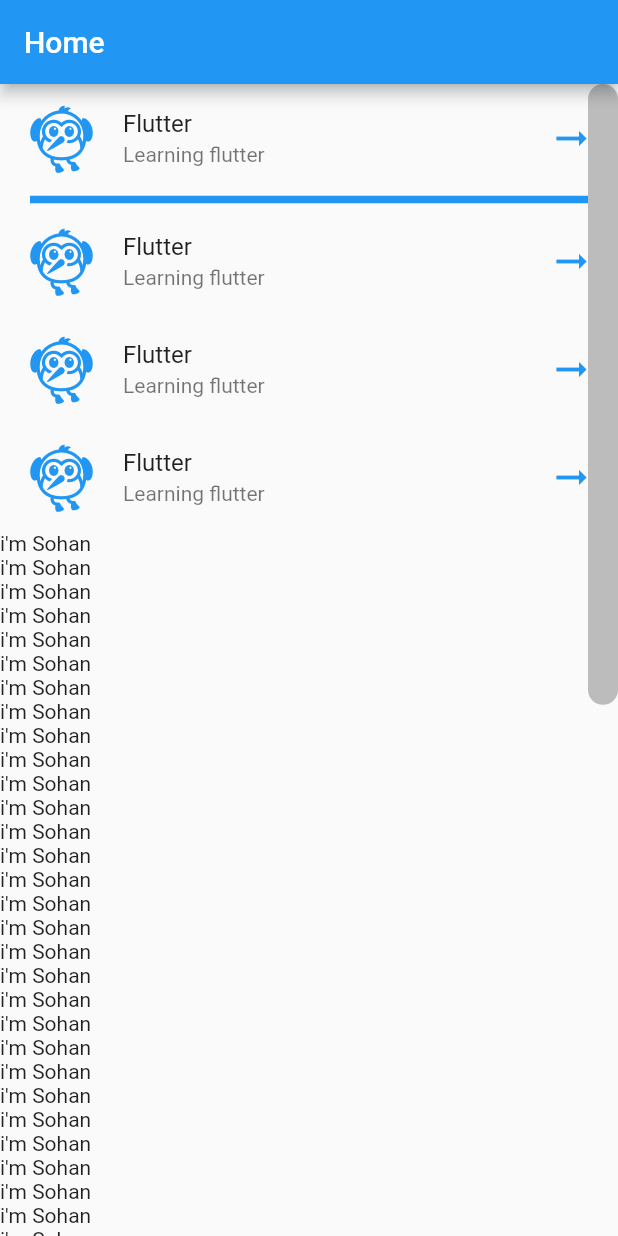
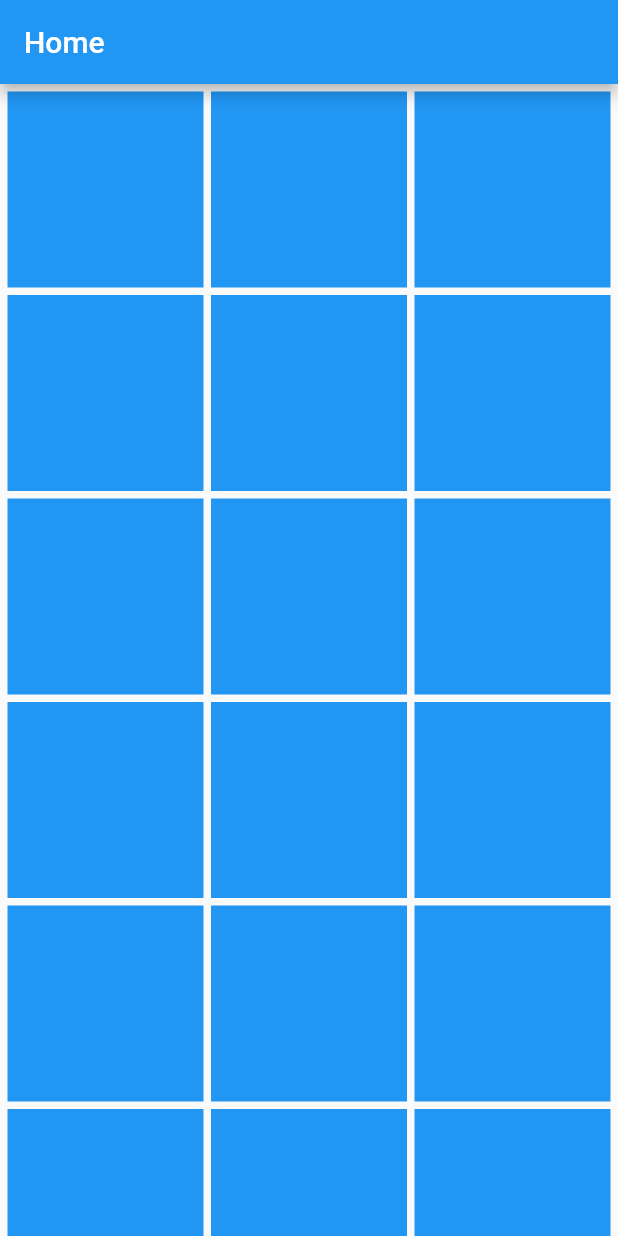
Before and after one commit to MrSohan10/Flutter-Rafat-Sir, a Flutter app: the screen it shows after launch, on a phone screen of 412 x 824 dp. Run offline on Flutter 3.47's test engine with Material 2 defaults, Android fonts, the phone set to English and light mode, and no system bars.

Commit message:
practice gride view

```diff
--- a/lib/main.dart
+++ b/lib/main.dart
@@ -13,143 +13,114 @@
         title: Text('Home'),
       ),
       body: Scrollbar(
-        isAlwaysShown: true,
-        thickness: 20,
+
+          thickness: 15,
           radius: Radius.circular(10),
-        child: ListView(
+          child: GridView(
+            padding: EdgeInsets.all(5),
+            gridDelegate: SliverGridDelegateWithFixedCrossAxisCount(
+              crossAxisCount: 3,
+              crossAxisSpacing: 5,
+              mainAxisSpacing: 5,
+            ),
             children: [
-            ListTile(
-              leading: Icon(
-                Icons.flutter_dash,
-                size: 50,
+              Container(
+                height: 200,
+                width: 200,
+                color: Colors.blue,
               ),
-              title: Text('Flutter'),
-              subtitle: Text('Learning flutter'),
-              trailing: Icon(
-                Icons.arrow_right_alt,
-                size: 30,
+              Container(
+                height: 200,
+                width: 200,
+                color: Colors.blue,
               ),
-              iconColor: Colors.blue,
-              onTap: (){print('flutter');},
+              Container(
+                height: 200,
+                width: 200,
+                color: Colors.blue,
               ),
-            Divider(
-              height: 10,
+              Container(
+                height: 200,
+                width: 200,
                 color: Colors.blue,
-              thickness: 5,
-              indent: 20,
-              endIndent: 20,
-
               ),
-            ListTile(
-              leading: Icon(
-                Icons.flutter_dash,
-                size: 50,
+              Container(
+                height: 200,
+                width: 200,
+                color: Colors.blue,
               ),
-              title: Text('Flutter'),
-              subtitle: Text('Learning flutter'),
-              trailing: Icon(
-                Icons.arrow_right_alt,
-                size: 30,
+              Container(
+                height: 200,
+                width: 200,
+                color: Colors.blue,
               ),
-              iconColor: Colors.blue,
-              onTap: (){print('flutter');},
+              Container(
+                height: 200,
+                width: 200,
+                color: Colors.blue,
               ),
-            ListTile(
-              leading: Icon(
-                Icons.flutter_dash,
-                size: 50,
+              Container(
+                height: 200,
+                width: 200,
+                color: Colors.blue,
               ),
-              title: Text('Flutter'),
-              subtitle: Text('Learning flutter'),
-              trailing: Icon(
-                Icons.arrow_right_alt,
-                size: 30,
+              Container(
+                height: 200,
+                width: 200,
+                color: Colors.blue,
               ),
-              iconColor: Colors.blue,
-              onTap: (){print('flutter');},
+              Container(
+                height: 200,
+                width: 200,
+                color: Colors.blue,
               ),
-            ListTile(
-              leading: Icon(
-                Icons.flutter_dash,
-                size: 50,
+              Container(
+                height: 200,
+                width: 200,
+                color: Colors.blue,
               ),
-              title: Text('Flutter'),
-              subtitle: Text('Learning flutter'),
-              trailing: Icon(
-                Icons.arrow_right_alt,
-                size: 30,
+              Container(
+                height: 200,
+                width: 200,
+                color: Colors.blue,
               ),
-              iconColor: Colors.blue,
-              onTap: (){print('flutter');},
+              Container(
+                height: 200,
+                width: 200,
+                color: Colors.blue,
               ),
-            Text("i'm Sohan"),
-            Text("i'm Sohan"),
-            Text("i'm Sohan"),
-            Text("i'm Sohan"),
-            Text("i'm Sohan"),
-            Text("i'm Sohan"),
-            Text("i'm Sohan"),
-            Text("i'm Sohan"),
-            Text("i'm Sohan"),
-            Text("i'm Sohan"),
-            Text("i'm Sohan"),
-            Text("i'm Sohan"),
-            Text("i'm Sohan"),
-            Text("i'm Sohan"),
-            Text("i'm Sohan"),
-            Text("i'm Sohan"),
-            Text("i'm Sohan"),
-            Text("i'm Sohan"),
-            Text("i'm Sohan"),
-            Text("i'm Sohan"),
-            Text("i'm Sohan"),
-            Text("i'm Sohan"),
-            Text("i'm Sohan"),
-            Text("i'm Sohan"),
-            Text("i'm Sohan"),
-            Text("i'm Sohan"),
-            Text("i'm Sohan"),
-            Text("i'm Sohan"),
-            Text("i'm Sohan"),
-            Text("i'm Sohan"),
-            Text("i'm Sohan"),
-            Text("i'm Sohan"),
-            Text("i'm Sohan"),
-            Text("i'm Sohan"),
-            Text("i'm Sohan"),
-            Text("i'm Sohan"),
-            Text("i'm Sohan"),
-            Text("i'm Sohan"),
-            Text("i'm Sohan"),
-            Text("i'm Sohan"),
-            Text("i'm Sohan"),
-            Text("i'm Sohan"),
-            Text("i'm Sohan"),
-            Text("i'm Sohan"),
-            Text("i'm Sohan"),
-            Text("i'm Sohan"),
-            Text("i'm Sohan"),
-            Text("i'm Sohan"),
-            Text("i'm Sohan"),
-            Text("i'm Sohan"),
-            Text("i'm Sohan"),
-            Text("i'm Sohan"),
-            Text("i'm Sohan"),
-            Text("i'm Sohan"),
-            Text("i'm Sohan"),
-            Text("i'm Sohan"),
-            Text("i'm Sohan"),
-            Text("i'm Sohan"),
-            Text("i'm Sohan"),
-            Text("i'm Sohan"),
-            Text("i'm Sohan"),
-            Text("i'm Sohan"),
-            Text("i'm Sohan"),
-            Text("i'm Sohan"),
-            Text("i'm Sohan"),
+              Container(
+                height: 200,
+                width: 200,
+                color: Colors.blue,
+              ),
+              Container(
+                height: 200,
+                width: 200,
+                color: Colors.blue,
+              ),
+              Container(
+                height: 200,
+                width: 200,
+                color: Colors.blue,
+              ),
+              Container(
+                height: 200,
+                width: 200,
+                color: Colors.blue,
+              ),
+              Container(
+                height: 200,
+                width: 200,
+                color: Colors.blue,
+              ),
+              Container(
+                height: 200,
+                width: 200,
+                color: Colors.blue,
+              ),
             ],
-        ),
-      ),
+          )),
     ));
   }
 }
```
Lines whose indentation alone changed are shown as unchanged.
